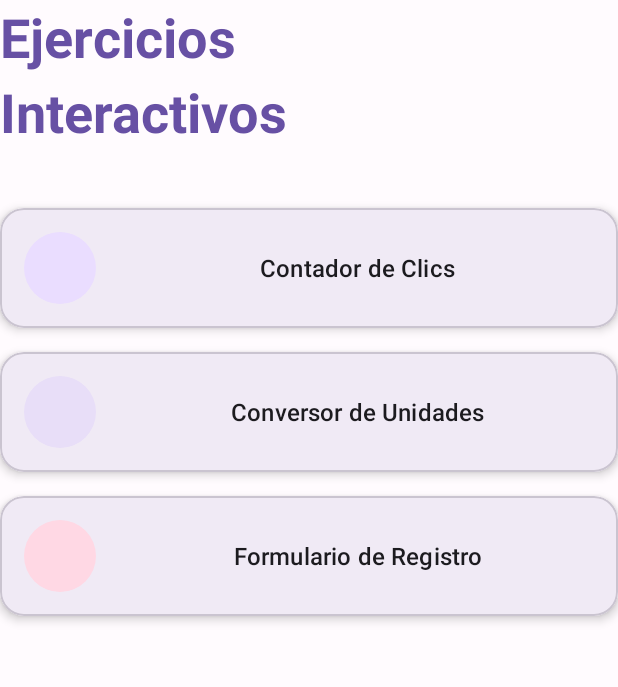
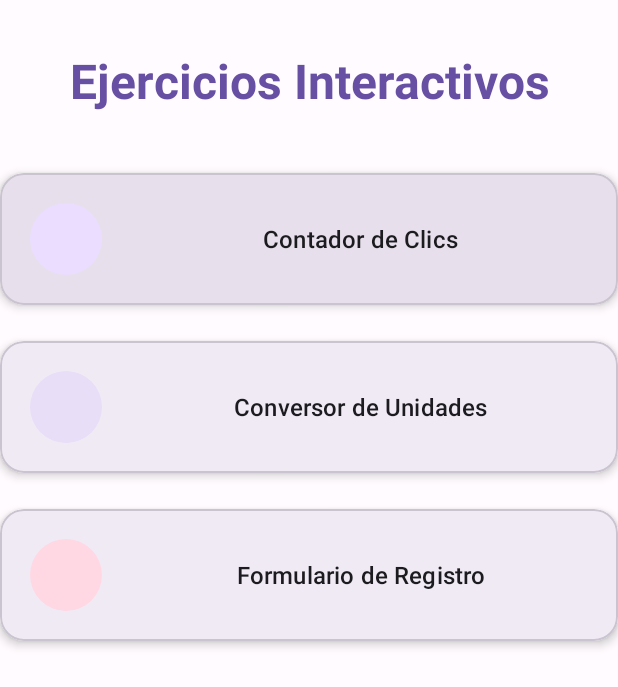
Before and after one commit to Jefcprog/EjerciciosActividadesKotline, an Android app: the screen it shows after launch (MainActivity), on a phone screen of 412 x 824 dp. Shown: the top 687 px of the screen. Run offline under Robolectric (Android 15) with nearby library versions, the phone set to English and light mode, and no system bars.

Commit message:
Manejo de colores oscuros

```diff
--- a/app/src/main/res/drawable/shape_circle_primary.xml
+++ b/app/src/main/res/drawable/shape_circle_primary.xml
@@ -1,5 +1,4 @@
 <?xml version="1.0" encoding="utf-8"?>
-<shape xmlns:android="http://schemas.android.com/apk/res/android"
-    android:shape="oval">
+<shape xmlns:android="http://schemas.android.com/apk/res/android" android:shape="oval">
     <solid android:color="?attr/colorPrimaryContainer" />
 </shape>
--- a/app/src/main/res/drawable/shape_circle_secondary.xml
+++ b/app/src/main/res/drawable/shape_circle_secondary.xml
@@ -1,5 +1,4 @@
 <?xml version="1.0" encoding="utf-8"?>
-<shape xmlns:android="http://schemas.android.com/apk/res/android"
-    android:shape="oval">
+<shape xmlns:android="http://schemas.android.com/apk/res/android" android:shape="oval">
     <solid android:color="?attr/colorSecondaryContainer" />
 </shape>
--- a/app/src/main/res/drawable/shape_circle_tertiary.xml
+++ b/app/src/main/res/drawable/shape_circle_tertiary.xml
@@ -1,5 +1,4 @@
 <?xml version="1.0" encoding="utf-8"?>
-<shape xmlns:android="http://schemas.android.com/apk/res/android"
-    android:shape="oval">
+<shape xmlns:android="http://schemas.android.com/apk/res/android" android:shape="oval">
     <solid android:color="?attr/colorTertiaryContainer" />
 </shape>
--- a/app/src/main/res/layout/activity_contador.xml
+++ b/app/src/main/res/layout/activity_contador.xml
@@ -32,8 +32,8 @@
             android:textSize="64sp"
             android:textStyle="bold"
             android:textColor="?attr/colorPrimary"
-            android:background="?attr/colorPrimaryContainer"
-            android:layout_marginBottom="48dp" />
+            android:background="@drawable/shape_circle_primary"
+        android:layout_marginBottom="48dp" />
 
         <com.google.android.material.button.MaterialButton
             android:id="@+id/btnClic"
@@ -44,7 +44,7 @@
             android:paddingLeft="48dp"
             android:paddingRight="48dp"
             app:cornerRadius="30dp"
-            style="@style/Widget.Material3.Button.ElevatedButton" />
+            style="@style/Widget.Material3.Button" />
 
     </LinearLayout>
 
--- a/app/src/main/res/layout/activity_conversor.xml
+++ b/app/src/main/res/layout/activity_conversor.xml
@@ -52,7 +52,7 @@
             android:text="Convertir"
             android:textSize="16sp"
             app:cornerRadius="16dp"
-            style="@style/Widget.Material3.Button.ElevatedButton"
+            style="@style/Widget.Material3.Button"
             android:layout_marginBottom="24dp" />
 
         <TextView
--- a/app/src/main/res/layout/activity_main.xml
+++ b/app/src/main/res/layout/activity_main.xml
@@ -5,39 +5,40 @@
     android:layout_width="match_parent"
     android:layout_height="match_parent"
     android:orientation="vertical"
-    android:paddingHorizontal="24dp"
-    android:paddingTop="48dp"
-    android:paddingBottom="32dp">
+    android:padding="32dp">
 
     <TextView
-        android:layout_width="wrap_content"
+        android:layout_width="match_parent"
         android:layout_height="wrap_content"
-        android:text="Ejercicios\nInteractivos"
-        android:textSize="36sp"
+        android:text="Ejercicios Interactivos"
+        android:textSize="32sp"
         android:textStyle="bold"
-        android:lineSpacingExtra="8dp"
+        android:gravity="center"
         android:textColor="?attr/colorPrimary"
+        android:layout_marginTop="32dp"
     android:layout_marginBottom="40dp" />
 
+    <!-- Tarjeta 1: Contador -->
     <com.google.android.material.card.MaterialCardView
         android:layout_width="match_parent"
         android:layout_height="wrap_content"
         app:cardCornerRadius="16dp"
         app:cardElevation="4dp"
-        android:layout_marginBottom="16dp">
+        app:cardBackgroundColor="?attr/colorSurfaceVariant"
+    android:layout_marginBottom="24dp">
 
     <LinearLayout
         android:layout_width="match_parent"
         android:layout_height="wrap_content"
         android:orientation="horizontal"
-            android:padding="16dp"
+        android:padding="20dp"
     android:gravity="center_vertical">
 
     <View
         android:layout_width="48dp"
         android:layout_height="48dp"
         android:background="@drawable/shape_circle_primary"
-                android:layout_marginEnd="16dp" />
+        android:layout_marginEnd="20dp" />
 
     <Button
         android:id="@+id/btnContador"
@@ -57,20 +58,20 @@
 android:layout_height="wrap_content"
 app:cardCornerRadius="16dp"
 app:cardElevation="4dp"
-        android:layout_marginBottom="16dp">
+android:layout_marginBottom="24dp">
 
 <LinearLayout
     android:layout_width="match_parent"
     android:layout_height="wrap_content"
     android:orientation="horizontal"
-            android:padding="16dp"
+    android:padding="20dp"
     android:gravity="center_vertical">
 
     <View
         android:layout_width="48dp"
         android:layout_height="48dp"
         android:background="@drawable/shape_circle_secondary"
-                android:layout_marginEnd="16dp" />
+        android:layout_marginEnd="20dp" />
 
     <Button
         android:id="@+id/btnConversor"
@@ -95,14 +96,14 @@
     android:layout_width="match_parent"
     android:layout_height="wrap_content"
     android:orientation="horizontal"
-            android:padding="16dp"
+    android:padding="20dp"
     android:gravity="center_vertical">
 
     <View
         android:layout_width="48dp"
         android:layout_height="48dp"
         android:background="@drawable/shape_circle_tertiary"
-                android:layout_marginEnd="16dp" />
+        android:layout_marginEnd="20dp" />
 
     <Button
         android:id="@+id/btnRegistro"
--- a/app/src/main/res/layout/activity_registro.xml
+++ b/app/src/main/res/layout/activity_registro.xml
@@ -94,7 +94,7 @@
                 android:text="Registrar"
                 android:textSize="16sp"
                 app:cornerRadius="16dp"
-                style="@style/Widget.Material3.Button.ElevatedButton" />
+                style="@style/Widget.Material3.Button"/>
 
         </LinearLayout>
     </ScrollView>
--- a/app/src/main/res/values-night/themes.xml
+++ b/app/src/main/res/values-night/themes.xml
@@ -15,10 +15,11 @@
     <color name="tertiaryContainer">#633B48</color>
     <color name="onTertiaryContainer">#FFD8E4</color>
 
-    <color name="surface">#1C1B1F</color>
+    <color name="surface">#2A292E</color>
     <color name="onSurface">#E6E1E5</color>
     <color name="surfaceVariant">#49454F</color>
     <color name="onSurfaceVariant">#CAC4D0</color>
+
     <color name="background">#1C1B1F</color>
     <color name="onBackground">#E6E1E5</color>
 
```
Lines whose indentation alone changed are shown as unchanged.
